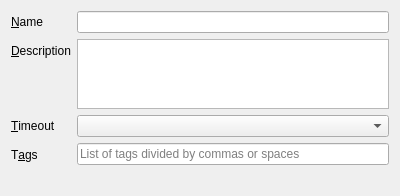
This is client/src/ui/widgets/bookmark_widget.ui in networkoptix/nx_open as Qt 5 draws it before an edit. The edited form follows.
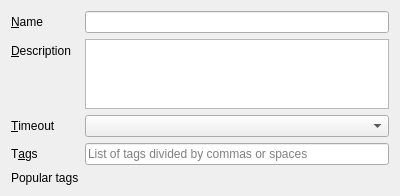
This is the edited form.

```diff
--- a/client/src/ui/widgets/bookmark_widget.ui
+++ b/client/src/ui/widgets/bookmark_widget.ui
@@ -89,7 +89,17 @@
         </property>
        </widget>
       </item>
-      <item>
+     </layout>
+    </widget>
+   </item>
+   <item row="5" column="0">
+    <widget class="QLabel" name="label">
+     <property name="text">
+      <string>Popular tags</string>
+     </property>
+    </widget>
+   </item>
+   <item row="5" column="1">
        <widget class="QLabel" name="tagsListLabel">
         <property name="text">
          <string/>
@@ -100,9 +110,6 @@
         <property name="textInteractionFlags">
          <set>Qt::LinksAccessibleByKeyboard|Qt::LinksAccessibleByMouse</set>
         </property>
-       </widget>
-      </item>
-     </layout>
     </widget>
    </item>
   </layout>
```
Lines whose indentation alone changed are shown as unchanged.
